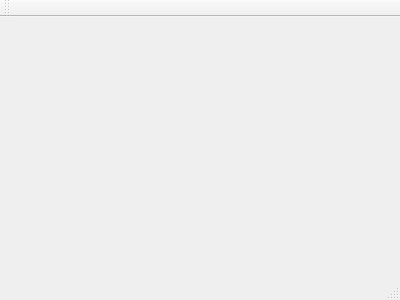
This is ui/mainwindow.ui in SilentStrike/beerpong as Qt 5 draws it before an edit. The edited form follows.
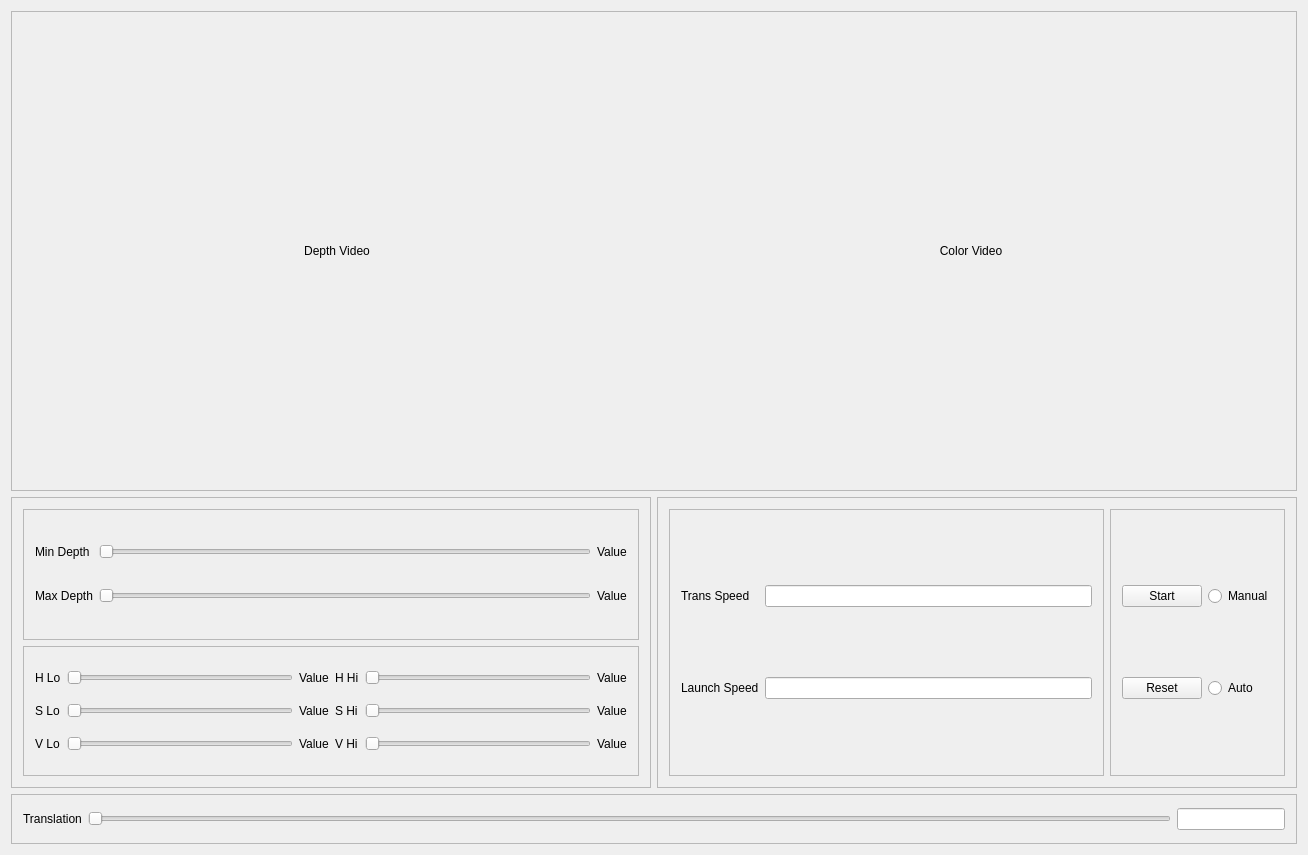
This is the edited form.

Diff of the .ui file:
```diff
--- a/ui/mainwindow.ui
+++ b/ui/mainwindow.ui
@@ -1,24 +1,436 @@
 <ui version="4.0">
  <class>MainWindow</class>
- <widget class="QMainWindow" name="MainWindow" >
-  <property name="geometry" >
+ <widget class="QMainWindow" name="MainWindow">
+  <property name="geometry">
    <rect>
     <x>0</x>
     <y>0</y>
-    <width>400</width>
-    <height>300</height>
+    <width>1306</width>
+    <height>855</height>
    </rect>
   </property>
-  <property name="windowTitle" >
+  <property name="sizePolicy">
+   <sizepolicy hsizetype="Expanding" vsizetype="Expanding">
+    <horstretch>0</horstretch>
+    <verstretch>0</verstretch>
+   </sizepolicy>
+  </property>
+  <property name="windowTitle">
    <string>MainWindow</string>
   </property>
-  <widget class="QMenuBar" name="menuBar" />
-  <widget class="QToolBar" name="mainToolBar" />
-  <widget class="QWidget" name="centralWidget" />
-  <widget class="QStatusBar" name="statusBar" />
+  <widget class="QWidget" name="centralWidget">
+   <layout class="QGridLayout" name="gridLayout">
+    <item row="0" column="0" colspan="2">
+     <widget class="QFrame" name="videoFrame">
+      <property name="sizePolicy">
+       <sizepolicy hsizetype="MinimumExpanding" vsizetype="MinimumExpanding">
+        <horstretch>0</horstretch>
+        <verstretch>0</verstretch>
+       </sizepolicy>
+      </property>
+      <property name="minimumSize">
+       <size>
+        <width>1280</width>
+        <height>480</height>
+       </size>
+      </property>
+      <property name="frameShape">
+       <enum>QFrame::StyledPanel</enum>
+      </property>
+      <property name="frameShadow">
+       <enum>QFrame::Raised</enum>
+      </property>
+      <layout class="QHBoxLayout" name="horizontalLayout">
+       <item>
+        <widget class="QLabel" name="depthVideo">
+         <property name="text">
+          <string>Depth Video</string>
+         </property>
+         <property name="alignment">
+          <set>Qt::AlignCenter</set>
+         </property>
+        </widget>
+       </item>
+       <item>
+        <widget class="QLabel" name="colorVideo">
+         <property name="text">
+          <string>Color Video</string>
+         </property>
+         <property name="alignment">
+          <set>Qt::AlignCenter</set>
+         </property>
+        </widget>
+       </item>
+      </layout>
+     </widget>
+    </item>
+    <item row="1" column="1">
+     <widget class="QFrame" name="controlFrame">
+      <property name="sizePolicy">
+       <sizepolicy hsizetype="MinimumExpanding" vsizetype="MinimumExpanding">
+        <horstretch>0</horstretch>
+        <verstretch>0</verstretch>
+       </sizepolicy>
+      </property>
+      <property name="minimumSize">
+       <size>
+        <width>640</width>
+        <height>200</height>
+       </size>
+      </property>
+      <property name="frameShape">
+       <enum>QFrame::StyledPanel</enum>
+      </property>
+      <property name="frameShadow">
+       <enum>QFrame::Raised</enum>
+      </property>
+      <layout class="QHBoxLayout" name="horizontalLayout_3">
+       <item>
+        <widget class="QFrame" name="speedFrame">
+         <property name="frameShape">
+          <enum>QFrame::StyledPanel</enum>
+         </property>
+         <property name="frameShadow">
+          <enum>QFrame::Raised</enum>
+         </property>
+         <layout class="QGridLayout" name="gridLayout_4">
+          <item row="0" column="0">
+           <widget class="QLabel" name="transSpeedButton">
+            <property name="text">
+             <string>Trans Speed</string>
+            </property>
+           </widget>
+          </item>
+          <item row="0" column="1">
+           <widget class="QLineEdit" name="transSpeedBox"/>
+          </item>
+          <item row="1" column="0">
+           <widget class="QLabel" name="launchSpeedLabel">
+            <property name="text">
+             <string>Launch Speed</string>
+            </property>
+           </widget>
+          </item>
+          <item row="1" column="1">
+           <widget class="QLineEdit" name="launchSpeedBox"/>
+          </item>
+         </layout>
+        </widget>
+       </item>
+       <item>
+        <widget class="QFrame" name="buttonFrame">
+         <property name="frameShape">
+          <enum>QFrame::StyledPanel</enum>
+         </property>
+         <property name="frameShadow">
+          <enum>QFrame::Raised</enum>
+         </property>
+         <layout class="QGridLayout" name="gridLayout_5">
+          <item row="0" column="0">
+           <widget class="QPushButton" name="startButton">
+            <property name="text">
+             <string>Start</string>
+            </property>
+           </widget>
+          </item>
+          <item row="0" column="1">
+           <widget class="QRadioButton" name="manualButton">
+            <property name="text">
+             <string>Manual</string>
+            </property>
+           </widget>
+          </item>
+          <item row="1" column="0">
+           <widget class="QPushButton" name="resetButton">
+            <property name="text">
+             <string>Reset</string>
+            </property>
+           </widget>
+          </item>
+          <item row="1" column="1">
+           <widget class="QRadioButton" name="autoButton">
+            <property name="text">
+             <string>Auto</string>
+            </property>
+           </widget>
+          </item>
+         </layout>
+        </widget>
+       </item>
+      </layout>
+      <zorder>inputFrame</zorder>
+      <zorder>speedFrame</zorder>
+      <zorder>buttonFrame</zorder>
+     </widget>
+    </item>
+    <item row="2" column="0" colspan="2">
+     <widget class="QFrame" name="translationFrame">
+      <property name="sizePolicy">
+       <sizepolicy hsizetype="MinimumExpanding" vsizetype="Fixed">
+        <horstretch>0</horstretch>
+        <verstretch>0</verstretch>
+       </sizepolicy>
+      </property>
+      <property name="minimumSize">
+       <size>
+        <width>0</width>
+        <height>50</height>
+       </size>
+      </property>
+      <property name="frameShape">
+       <enum>QFrame::StyledPanel</enum>
+      </property>
+      <property name="frameShadow">
+       <enum>QFrame::Raised</enum>
+      </property>
+      <layout class="QHBoxLayout" name="horizontalLayout_2">
+       <item>
+        <widget class="QLabel" name="translationLabel">
+         <property name="text">
+          <string>Translation</string>
+         </property>
+        </widget>
+       </item>
+       <item>
+        <widget class="QSlider" name="translationSlider">
+         <property name="orientation">
+          <enum>Qt::Horizontal</enum>
+         </property>
+        </widget>
+       </item>
+       <item>
+        <widget class="QLineEdit" name="translationValue">
+         <property name="sizePolicy">
+          <sizepolicy hsizetype="Fixed" vsizetype="Fixed">
+           <horstretch>0</horstretch>
+           <verstretch>0</verstretch>
+          </sizepolicy>
+         </property>
+        </widget>
+       </item>
+      </layout>
+     </widget>
+    </item>
+    <item row="1" column="0">
+     <widget class="QFrame" name="inputFrame">
+      <property name="sizePolicy">
+       <sizepolicy hsizetype="MinimumExpanding" vsizetype="MinimumExpanding">
+        <horstretch>0</horstretch>
+        <verstretch>0</verstretch>
+       </sizepolicy>
+      </property>
+      <property name="minimumSize">
+       <size>
+        <width>640</width>
+        <height>200</height>
+       </size>
+      </property>
+      <property name="frameShape">
+       <enum>QFrame::StyledPanel</enum>
+      </property>
+      <property name="frameShadow">
+       <enum>QFrame::Raised</enum>
+      </property>
+      <layout class="QVBoxLayout" name="verticalLayout">
+       <item>
+        <widget class="QFrame" name="depthFrame">
+         <property name="frameShape">
+          <enum>QFrame::StyledPanel</enum>
+         </property>
+         <property name="frameShadow">
+          <enum>QFrame::Raised</enum>
+         </property>
+         <layout class="QGridLayout" name="gridLayout_3">
+          <item row="0" column="0">
+           <widget class="QLabel" name="minDepthLabel">
+            <property name="text">
+             <string>Min Depth</string>
+            </property>
+           </widget>
+          </item>
+          <item row="0" column="1">
+           <widget class="QSlider" name="minDepthSlider">
+            <property name="orientation">
+             <enum>Qt::Horizontal</enum>
+            </property>
+           </widget>
+          </item>
+          <item row="1" column="0">
+           <widget class="QLabel" name="maxDepthLabel">
+            <property name="text">
+             <string>Max Depth</string>
+            </property>
+           </widget>
+          </item>
+          <item row="0" column="2">
+           <widget class="QLabel" name="minDepthValue">
+            <property name="text">
+             <string>Value</string>
+            </property>
+           </widget>
+          </item>
+          <item row="1" column="1">
+           <widget class="QSlider" name="maxDepthSlider">
+            <property name="orientation">
+             <enum>Qt::Horizontal</enum>
+            </property>
+           </widget>
+          </item>
+          <item row="1" column="2">
+           <widget class="QLabel" name="maxDepthValue">
+            <property name="text">
+             <string>Value</string>
+            </property>
+           </widget>
+          </item>
+         </layout>
+        </widget>
+       </item>
+       <item>
+        <widget class="QFrame" name="colorFrame">
+         <property name="frameShape">
+          <enum>QFrame::StyledPanel</enum>
+         </property>
+         <property name="frameShadow">
+          <enum>QFrame::Raised</enum>
+         </property>
+         <layout class="QGridLayout" name="gridLayout_2">
+          <item row="0" column="0">
+           <widget class="QLabel" name="hueLoLabel">
+            <property name="text">
+             <string>H Lo</string>
+            </property>
+           </widget>
+          </item>
+          <item row="0" column="1">
+           <widget class="QSlider" name="hueLoSlider">
+            <property name="orientation">
+             <enum>Qt::Horizontal</enum>
+            </property>
+           </widget>
+          </item>
+          <item row="0" column="2">
+           <widget class="QLabel" name="hueLoValue">
+            <property name="text">
+             <string>Value</string>
+            </property>
+           </widget>
+          </item>
+          <item row="0" column="3">
+           <widget class="QLabel" name="hueHiLabel">
+            <property name="text">
+             <string>H Hi</string>
+            </property>
+           </widget>
+          </item>
+          <item row="0" column="4">
+           <widget class="QSlider" name="hueHiSlider">
+            <property name="orientation">
+             <enum>Qt::Horizontal</enum>
+            </property>
+           </widget>
+          </item>
+          <item row="0" column="5">
+           <widget class="QLabel" name="hueHiValue">
+            <property name="text">
+             <string>Value</string>
+            </property>
+           </widget>
+          </item>
+          <item row="1" column="0">
+           <widget class="QLabel" name="satLoLabel">
+            <property name="text">
+             <string>S Lo</string>
+            </property>
+           </widget>
+          </item>
+          <item row="1" column="1">
+           <widget class="QSlider" name="satLoSlider">
+            <property name="orientation">
+             <enum>Qt::Horizontal</enum>
+            </property>
+           </widget>
+          </item>
+          <item row="1" column="2">
+           <widget class="QLabel" name="satLoValue">
+            <property name="text">
+             <string>Value</string>
+            </property>
+           </widget>
+          </item>
+          <item row="1" column="3">
+           <widget class="QLabel" name="satHiLabel">
+            <property name="text">
+             <string>S Hi</string>
+            </property>
+           </widget>
+          </item>
+          <item row="1" column="4">
+           <widget class="QSlider" name="satHiSlider">
+            <property name="orientation">
+             <enum>Qt::Horizontal</enum>
+            </property>
+           </widget>
+          </item>
+          <item row="1" column="5">
+           <widget class="QLabel" name="satHiValue">
+            <property name="text">
+             <string>Value</string>
+            </property>
+           </widget>
+          </item>
+          <item row="2" column="0">
+           <widget class="QLabel" name="valLoLabel">
+            <property name="text">
+             <string>V Lo</string>
+            </property>
+           </widget>
+          </item>
+          <item row="2" column="1">
+           <widget class="QSlider" name="valLoSlider">
+            <property name="orientation">
+             <enum>Qt::Horizontal</enum>
+            </property>
+           </widget>
+          </item>
+          <item row="2" column="2">
+           <widget class="QLabel" name="valLoValue">
+            <property name="text">
+             <string>Value</string>
+            </property>
+           </widget>
+          </item>
+          <item row="2" column="3">
+           <widget class="QLabel" name="valHiLabel">
+            <property name="text">
+             <string>V Hi</string>
+            </property>
+           </widget>
+          </item>
+          <item row="2" column="4">
+           <widget class="QSlider" name="valHiSlider">
+            <property name="orientation">
+             <enum>Qt::Horizontal</enum>
+            </property>
+           </widget>
+          </item>
+          <item row="2" column="5">
+           <widget class="QLabel" name="valHiValue">
+            <property name="text">
+             <string>Value</string>
+            </property>
+           </widget>
+          </item>
+         </layout>
+        </widget>
+       </item>
+      </layout>
+     </widget>
+    </item>
+   </layout>
+  </widget>
  </widget>
- <layoutDefault spacing="6" margin="11" />
- <pixmapfunction></pixmapfunction>
+ <layoutdefault spacing="6" margin="11"/>
  <resources/>
  <connections/>
 </ui>
```
Left out of the diff: 1 changed line with no effect on the pictures.
